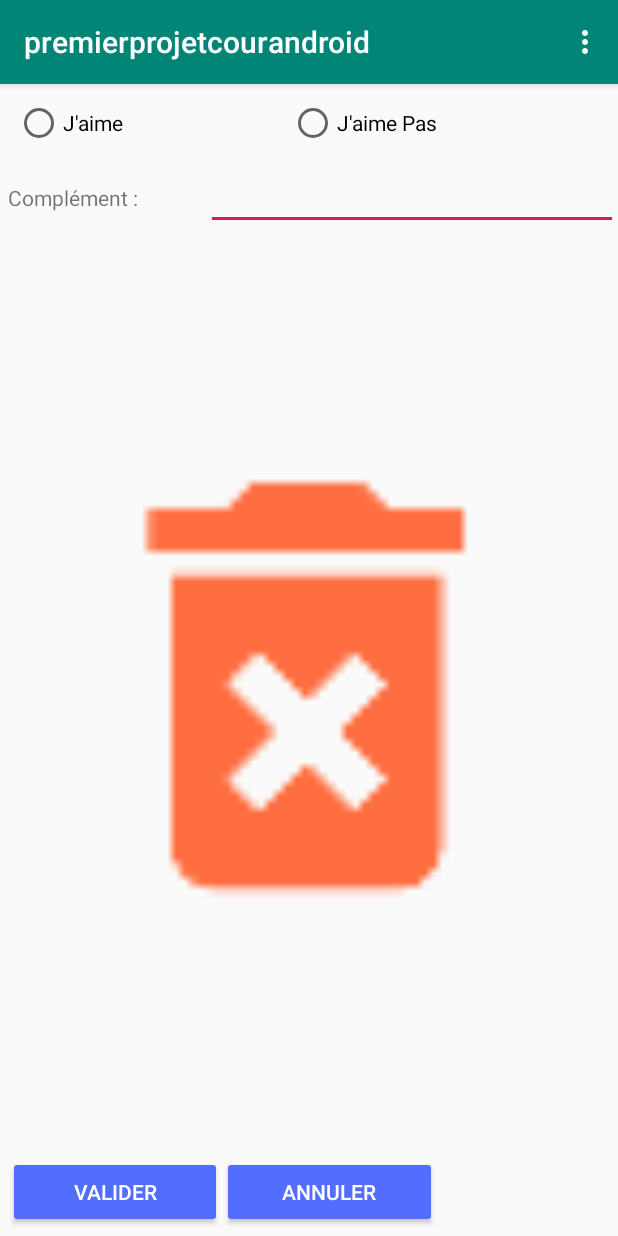
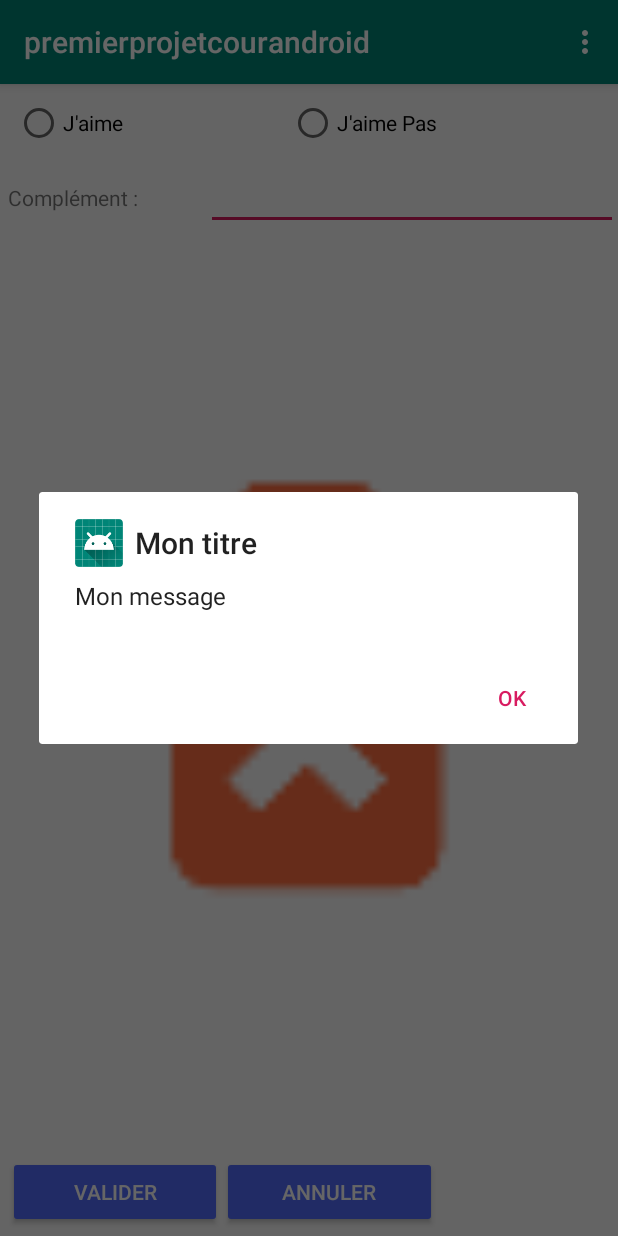
Before and after one commit to alphadream1/premierProjetAndroidEnCour, an Android app: the screen it shows after launch (MainActivity), in the options menu, after a tap on "AlertDialog", on a phone screen of 412 x 824 dp. Run offline under Robolectric (Android 15) with nearby library versions, the phone set to English and light mode, and no system bars.

Commit message:
evolution et commit de fin de journée

```diff
--- a/app/src/main/java/com/example/premierprojetcourandroid/MainActivity.java
+++ b/app/src/main/java/com/example/premierprojetcourandroid/MainActivity.java
@@ -1,7 +1,9 @@
 package com.example.premierprojetcourandroid;
 
+import android.app.AlertDialog;
 import android.app.DatePickerDialog;
 import android.app.TimePickerDialog;
+import android.content.DialogInterface;
 import android.content.Intent;
 import android.graphics.Color;
 import android.os.Bundle;
@@ -16,12 +18,21 @@ import android.widget.ImageView;
 import android.widget.RadioButton;
 import android.widget.RadioGroup;
 import android.widget.TimePicker;
+import android.widget.Toast;
 
+import java.text.SimpleDateFormat;
 import java.util.Calendar;
 
 public class MainActivity extends AppCompatActivity implements View.OnClickListener, TimePickerDialog.OnTimeSetListener, DatePickerDialog.OnDateSetListener {
 
-    // déclaration composant
+    private static final int ITEM_ID_AD = 1;
+    private static final int ITEM_ID_TP = 2;
+    private static final int ITEM_ID_DP = 3;
+
+    // exo supplementaire
+    private static final SimpleDateFormat FORMAT = new SimpleDateFormat("dd/MM/yyyy HH:mm");
+
+    // 1) déclaration composant
     private Button btValider, btAnnuler;
     private RadioGroup monRadioGroup;
     private RadioButton rbJaime, rbJaimePas;
@@ -29,12 +40,17 @@ public class MainActivity extends AppCompatActivity implements View.OnClickListe
     private ImageView iv_android;
     private Button btNextScreen;
 
+
+    // exo supplementaire
+    //Données
+    private Calendar dateChoisi;
+
     @Override
     protected void onCreate(Bundle savedInstanceState) {
         super.onCreate(savedInstanceState);
         setContentView(R.layout.activity_main);
 
-        // 2 je recupère l'instance
+        // 2) je recupère l'instance
         btValider = findViewById(R.id.btValider);
         btAnnuler = findViewById(R.id.btAnnuler);
         monRadioGroup = findViewById(R.id.monRadioGroup);
@@ -44,10 +60,15 @@ public class MainActivity extends AppCompatActivity implements View.OnClickListe
         rbJaimePas = findViewById(R.id.rbJaimePas);
         btNextScreen = findViewById(R.id.btNextScreen);
 
-        // 3 je m'abonne au click
+        // 3) je m'abonne au click
         btValider.setOnClickListener(this);
         btAnnuler.setOnClickListener(this);
         btNextScreen.setOnClickListener(this);
+
+        // exo supplementaire
+        // recup les dates et heure du datepicker et timepicker
+        dateChoisi = Calendar.getInstance();
+
     }
 
     @Override
@@ -73,22 +94,33 @@ public class MainActivity extends AppCompatActivity implements View.OnClickListe
             Intent intent = new Intent(this, SecondActivity.class);
             intent.putExtra("maCle", etSaisirVotreNom.getText().toString());
             startActivity(intent);
+            finish();
         }
     }
 
     @Override
     public boolean onCreateOptionsMenu(Menu menu) {
-        menu.add(0, 1, 0, "AlertDialog");
-        menu.add(0, 2, 0, "TimePicker");
-        menu.add(0, 3, 0, "DatePicker");
+        menu.add(0, ITEM_ID_AD, 0, "AlertDialog");
+        menu.add(0, ITEM_ID_TP, 0, "TimePicker");
+        menu.add(0, ITEM_ID_DP, 0, "DatePicker");
         return super.onCreateOptionsMenu(menu);
     }
 
-    @Override
+   /* @Override
     public boolean onOptionsItemSelected(MenuItem item) {
         switch (item.getItemId()) {
             case 1:
-                //remplir ici
+                AlertDialog.Builder alertDialogBuider = new AlertDialog.Builder(this);
+                alertDialogBuider.setMessage("voici mon alert");
+                alertDialogBuider.setTitle("mon alert");
+                alertDialogBuider.setPositiveButton("ok",
+                        new DialogInterface.OnClickListener() {
+                            @Override
+                            public void onClick(DialogInterface dialog, int which) {
+                                Toast.makeText(MainActivity.this, "click sur ok", Toast.LENGTH_SHORT).show();
+                            }
+                        });
+                alertDialogBuider.show();
                 break;
             case 2:
                 TimePickerDialog timePickerDialog = new TimePickerDialog(this, this, 12, 30, true);
@@ -101,15 +133,91 @@ public class MainActivity extends AppCompatActivity implements View.OnClickListe
                 break;
         }
         return super.onOptionsItemSelected(item);
+    }*/
+
+    @Override
+    public boolean onOptionsItemSelected(MenuItem item) {
+        if (item.getItemId() == ITEM_ID_TP) {
+            //Ici je lance le TimePicker
+            TimePickerDialog timePickerDialog = new TimePickerDialog(this, this, 14, 33, true);
+            timePickerDialog.show();
+
+        } else if (item.getItemId() == ITEM_ID_DP) {
+            //Ici je lance le DatePicker
+            //Gestion de la date
+            Calendar calendar = Calendar.getInstance();
+//Création de la fenêtre
+//Pour le callback -> Alt+entree -> implémente méthode -> Génère la méthode onTimeSet
+            DatePickerDialog datePickerDialog = new DatePickerDialog(this, this,
+                    calendar.get(Calendar.YEAR), calendar.get(Calendar.MONTH),
+                    calendar.get(Calendar.DAY_OF_MONTH));
+//Afficher la fenêtre
+            datePickerDialog.show();
+
+        } else if (item.getItemId() == ITEM_ID_AD) {
+            //Ici je lance l'AlertDialog
+            //Préparation de la fenêtre
+            AlertDialog.Builder alertDialogBuilder = new AlertDialog.Builder(this);
+//Message
+            alertDialogBuilder.setMessage("Mon message");
+//titre
+            alertDialogBuilder.setTitle("Mon titre");
+//bouton ok
+            alertDialogBuilder.setPositiveButton("ok",
+                    new DialogInterface.OnClickListener() {
+                        @Override
+                        public void onClick(DialogInterface dialog, int which) {
+                            //Affiche un toast apres le click sur le bouton ok
+                            Toast.makeText(MainActivity.this, "Click sur ok",
+                                    Toast.LENGTH_SHORT).show();
+                        }
+                    });
+//Icone
+            alertDialogBuilder.setIcon(R.mipmap.ic_launcher);
+//Afficher la fenêtre
+            alertDialogBuilder.show();
+
+        }
+
+
+        return super.onOptionsItemSelected(item);
     }
 
+    //-------------------
+    //Callback timePicker
+    //-------------------
     @Override
     public void onTimeSet(TimePicker view, int hourOfDay, int minute) {
+        Toast.makeText(MainActivity.this, "Heure choisi " + hourOfDay + " : " + minute, Toast.LENGTH_SHORT).show();
 
+        // exo supplementaire
+        dateChoisi.set(Calendar.HOUR_OF_DAY, hourOfDay);
+        dateChoisi.set(Calendar.MINUTE, minute);
+        String maDate = FORMAT.format(dateChoisi.getTime());
+        Toast.makeText(this, maDate, Toast.LENGTH_SHORT).show();
     }
 
+    //--------------------
+    // Callback Datepicker
+    //--------------------
     @Override
     public void onDateSet(DatePicker view, int year, int month, int dayOfMonth) {
+        // premiere option
+        Toast.makeText(MainActivity.this, "Date choisi " + dayOfMonth + "/" + (month + 1) + "/" + year, Toast.LENGTH_SHORT).show();
 
+
+        // tp sup car fini plus tot => utilisé le SimpleDateFormat !!!
+        dateChoisi.set(Calendar.YEAR, year);
+        dateChoisi.set(Calendar.MONTH, month);
+        dateChoisi.set(Calendar.DAY_OF_MONTH, dayOfMonth);
+
+        String maDate = FORMAT.format(dateChoisi.getTime());
+        Toast.makeText(this, maDate, Toast.LENGTH_LONG).show();
+        // je ne sais pas ce qui est le mieux mais la 2eme genere plus de code!!!
     }
+
+    //--------------------
+    //Private
+    //--------------------
+
 }
```
Also changed, not shown: app/src/main/AndroidManifest.xml (+10 -1 lines), app/src/main/java/com/example/premierprojetcourandroid/MyBroadcast.java (added, +17 -0 lines).
